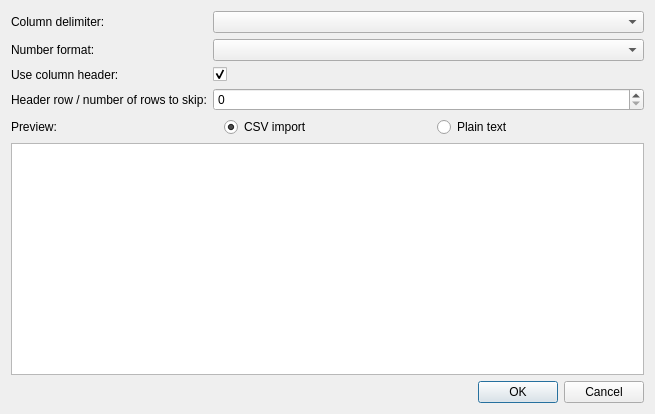
davidfokkema/tailor, file src/tailor/resources/csv_format_dialog.ui: the form before one commit.
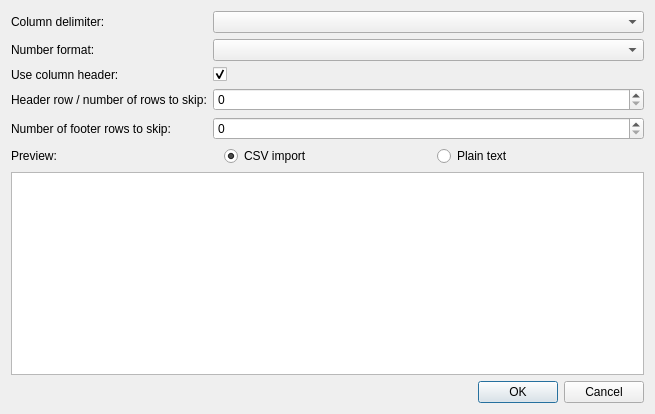
The form after the commit.

Diff of the .ui file:
```diff
--- a/src/tailor/resources/csv_format_dialog.ui
+++ b/src/tailor/resources/csv_format_dialog.ui
@@ -65,6 +65,16 @@
        <item row="3" column="1">
         <widget class="QSpinBox" name="header_row_box"/>
        </item>
+       <item row="4" column="0">
+        <widget class="QLabel" name="numberOfFooterRowsToSkipLabel">
+         <property name="text">
+          <string>Number of footer rows to skip:</string>
+         </property>
+        </widget>
+       </item>
+       <item row="4" column="1">
+        <widget class="QSpinBox" name="footer_row_box"/>
+       </item>
       </layout>
      </item>
      <item>
```
Left out of the diff: 8 changed lines with no effect on the pictures.
